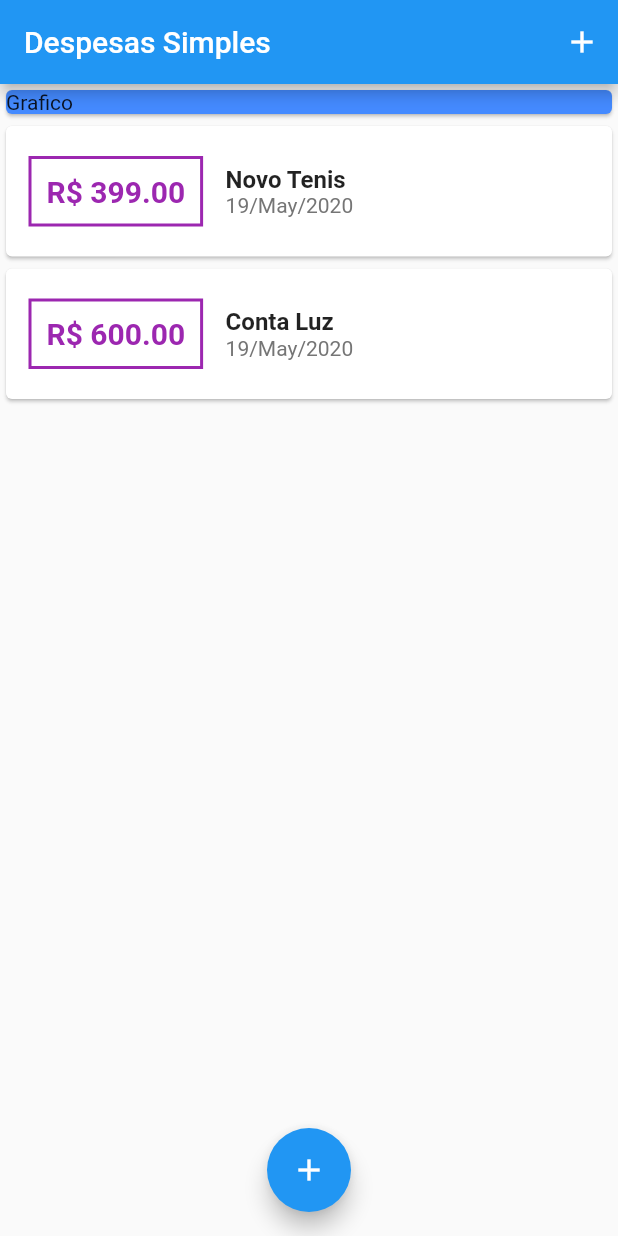
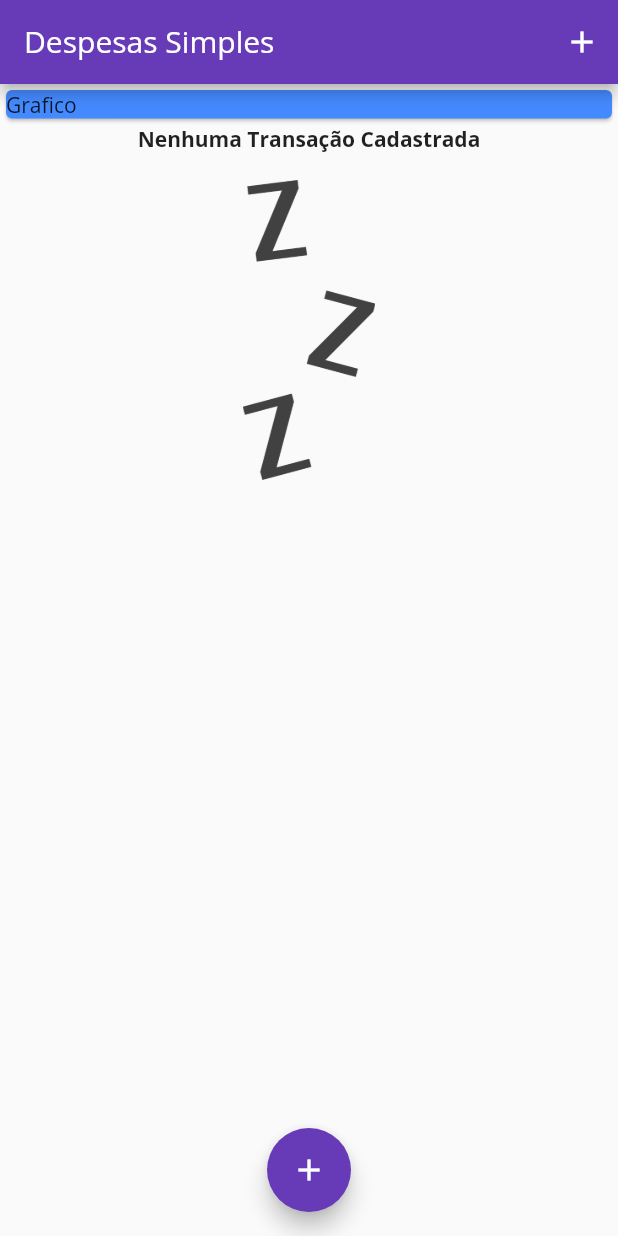
Before and after one commit to Hirook4/despesa_simples, a Flutter app: the screen it shows after launch, on a phone screen of 412 x 824 dp. Run offline on Flutter 3.47's test engine with Material 2 defaults, Android fonts, the phone set to English and light mode, and no system bars.

Commit message:
Fonts, themes and Modal

```diff
--- a/lib/components/transaction_form.dart
+++ b/lib/components/transaction_form.dart
@@ -11,7 +11,6 @@ class TransactionForm extends StatefulWidget {
 
 class _TransactionFormState extends State<TransactionForm> {
   final titleController = TextEditingController();
-
   final valueController = TextEditingController();
 
   _submitForm() {
--- a/lib/components/transaction_list.dart
+++ b/lib/components/transaction_list.dart
@@ -11,7 +11,28 @@ class TransactionList extends StatelessWidget {
   Widget build(BuildContext context) {
     return Container(
       height: 348,
-      child: ListView.builder(
+      child: transactions.isEmpty
+          ? Column(
+              children: <Widget>[
+                Text(
+                  'Nenhuma Transação Cadastrada',
+                  style: TextStyle(
+                    fontWeight: FontWeight.bold,
+                  ),
+                ),
+                SizedBox(
+                  height: 18,
+                ),
+                Container(
+                  height: 200,
+                  child: Image.asset(
+                    'assets/images/zzz.png',
+                    fit: BoxFit.cover,
+                  ),
+                ),
+              ],
+            )
+          : ListView.builder(
               /* Com essa função todos os elementos que estão fora da tela não
         serão carregados, assim economizando memória */
               itemCount: transactions.length,
@@ -36,7 +57,7 @@ class TransactionList extends StatelessWidget {
                           'R\$ ${tr.value.toStringAsFixed(2)}', // Interpolação de String
                           style: TextStyle(
                             fontWeight: FontWeight.bold,
-                      fontSize: 20,
+                            fontSize: 18,
                             color: Colors.purple,
                           ),
                         ),
--- a/lib/main.dart
+++ b/lib/main.dart
@@ -1,4 +1,3 @@
-
 import 'package:flutter/material.dart';
 import 'dart:math';
 
@@ -13,31 +12,34 @@ class DespesasApp extends StatelessWidget {
   Widget build(BuildContext context) {
     return MaterialApp(
       home: HomePage(),
+      theme: ThemeData(
+        primarySwatch: Colors.deepPurple,
+        accentColor: Colors.deepPurple,
+        fontFamily: 'OpenSans',
+      ),
     );
   }
 }
 
 class HomePage extends StatefulWidget {
-
   @override
   _HomePageState createState() => _HomePageState();
 }
 
 class _HomePageState extends State<HomePage> {
-
-  final _transactions = [
-    Transaction(
-      id: 't1',
-      title: 'Novo Tenis',
-      value: 399.00,
-      date: DateTime.now(),
-    ),
-    Transaction(
-      id: 't2',
-      title: 'Conta Luz',
-      value: 600.00,
-      date: DateTime.now(),
-    ),
+  final List<Transaction> _transactions = [
+    // Transaction(
+    //   id: 't1',
+    //   title: 'Novo Tenis',
+    //   value: 399.00,
+    //   date: DateTime.now(),
+    // ),
+    // Transaction(
+    //   id: 't2',
+    //   title: 'Conta Luz',
+    //   value: 600.00,
+    //   date: DateTime.now(),
+    // ),
   ];
 
   _addTransaction(String title, double value) {
@@ -51,15 +53,15 @@ class _HomePageState extends State<HomePage> {
     setState(() {
       _transactions.add(newTransaction);
     });
+    Navigator.of(context).pop(); // Fechar modal após envio de formulario
   }
 
   _openFormModal(BuildContext context) {
     showModalBottomSheet(
-      context: context,
-      builder: (_) {
-return TransactionForm(_addTransaction);
-      }
-    );
+        context: context,
+        builder: (_) {
+          return TransactionForm(_addTransaction);
+        });
   }
 
   @override
```
Also changed, not shown: pubspec.yaml (+8 -8 lines), assets/fonts/OpenSans-Bold.ttf (added), assets/fonts/OpenSans-Regular.ttf (added), assets/images/zzz.png (added). Lines whose indentation alone changed are shown as unchanged.
